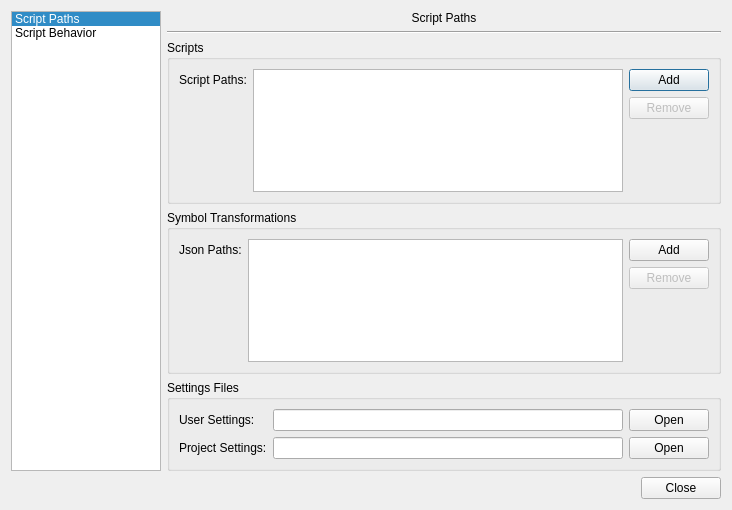
Old version of the form src/gui/optionsdialog.ui in the repository KDAB/knut.
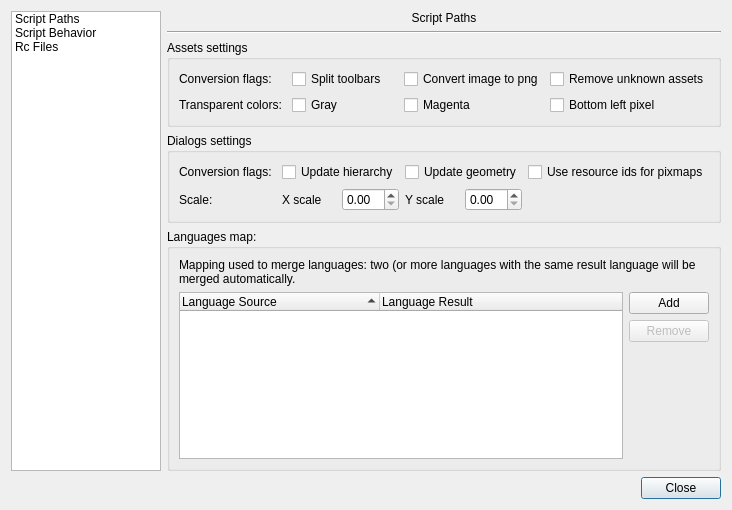
New version of the form. The open tabs and pages were chosen to show the change.

Commit message:
Add an option page for the rc files
Add the assets/dialogs and language map option, so user can change them
in the GUI.

```diff
--- a/src/gui/optionsdialog.ui
+++ b/src/gui/optionsdialog.ui
@@ -14,6 +14,13 @@
    <string>Options Dialog</string>
   </property>
   <layout class="QGridLayout" name="gridLayout_4">
+   <item row="3" column="0" colspan="2">
+    <widget class="QDialogButtonBox" name="buttonBox">
+     <property name="standardButtons">
+      <set>QDialogButtonBox::Close</set>
+     </property>
+    </widget>
+   </item>
    <item row="0" column="0" rowspan="3">
     <widget class="QListWidget" name="listWidget">
      <property name="sizePolicy">
@@ -38,7 +45,7 @@
       <enum>QFrame::StyledPanel</enum>
      </property>
      <property name="currentRow">
-      <number>0</number>
+      <number>-1</number>
      </property>
      <item>
       <property name="text">
@@ -50,6 +57,11 @@
        <string>Script Behavior</string>
       </property>
      </item>
+     <item>
+      <property name="text">
+       <string>Rc Files</string>
+      </property>
+     </item>
     </widget>
    </item>
    <item row="0" column="1">
@@ -399,13 +411,240 @@
        </item>
       </layout>
      </widget>
-    </widget>
-   </item>
-   <item row="3" column="0" colspan="2">
-    <widget class="QDialogButtonBox" name="buttonBox">
-     <property name="standardButtons">
-      <set>QDialogButtonBox::Close</set>
-     </property>
+     <widget class="QWidget" name="page">
+      <layout class="QVBoxLayout" name="verticalLayout_3">
+       <property name="leftMargin">
+        <number>0</number>
+       </property>
+       <property name="topMargin">
+        <number>0</number>
+       </property>
+       <property name="rightMargin">
+        <number>0</number>
+       </property>
+       <property name="bottomMargin">
+        <number>0</number>
+       </property>
+       <item>
+        <widget class="QGroupBox" name="groupBox_5">
+         <property name="title">
+          <string>Assets settings</string>
+         </property>
+         <layout class="QGridLayout" name="gridLayout_7">
+          <item row="0" column="1">
+           <widget class="QCheckBox" name="splitToolbars">
+            <property name="text">
+             <string>Split toolbars</string>
+            </property>
+           </widget>
+          </item>
+          <item row="2" column="0">
+           <widget class="QLabel" name="label_12">
+            <property name="text">
+             <string>Transparent colors:</string>
+            </property>
+           </widget>
+          </item>
+          <item row="0" column="0">
+           <widget class="QLabel" name="label_11">
+            <property name="text">
+             <string>Conversion flags:</string>
+            </property>
+           </widget>
+          </item>
+          <item row="0" column="2">
+           <widget class="QCheckBox" name="convertPng">
+            <property name="text">
+             <string>Convert image to png</string>
+            </property>
+           </widget>
+          </item>
+          <item row="0" column="3">
+           <widget class="QCheckBox" name="removeUnknown">
+            <property name="text">
+             <string>Remove unknown assets</string>
+            </property>
+           </widget>
+          </item>
+          <item row="2" column="1">
+           <widget class="QCheckBox" name="gray">
+            <property name="text">
+             <string>Gray</string>
+            </property>
+           </widget>
+          </item>
+          <item row="2" column="2">
+           <widget class="QCheckBox" name="magenta">
+            <property name="text">
+             <string>Magenta</string>
+            </property>
+           </widget>
+          </item>
+          <item row="2" column="3">
+           <widget class="QCheckBox" name="bottomLeft">
+            <property name="text">
+             <string>Bottom left pixel</string>
+            </property>
+           </widget>
+          </item>
+         </layout>
+        </widget>
+       </item>
+       <item>
+        <widget class="QGroupBox" name="colorBox">
+         <property name="title">
+          <string>Dialogs settings</string>
+         </property>
+         <layout class="QGridLayout" name="gridLayout_6">
+          <item row="0" column="1">
+           <widget class="QCheckBox" name="updateHierarchy">
+            <property name="text">
+             <string>Update hierarchy</string>
+            </property>
+           </widget>
+          </item>
+          <item row="2" column="0">
+           <widget class="QLabel" name="label_14">
+            <property name="text">
+             <string>Scale:</string>
+            </property>
+           </widget>
+          </item>
+          <item row="0" column="2">
+           <widget class="QCheckBox" name="updateGeometry">
+            <property name="text">
+             <string>Update geometry</string>
+            </property>
+           </widget>
+          </item>
+          <item row="0" column="0">
+           <widget class="QLabel" name="label_13">
+            <property name="text">
+             <string>Conversion flags:</string>
+            </property>
+           </widget>
+          </item>
+          <item row="0" column="3">
+           <widget class="QCheckBox" name="idForPixmap">
+            <property name="text">
+             <string>Use resource ids for pixmaps</string>
+            </property>
+           </widget>
+          </item>
+          <item row="2" column="1">
+           <layout class="QHBoxLayout" name="horizontalLayout_2">
+            <item>
+             <widget class="QLabel" name="label_9">
+              <property name="text">
+               <string>X scale</string>
+              </property>
+             </widget>
+            </item>
+            <item>
+             <widget class="QDoubleSpinBox" name="scaleX"/>
+            </item>
+           </layout>
+          </item>
+          <item row="2" column="2">
+           <layout class="QHBoxLayout" name="horizontalLayout_3">
+            <item>
+             <widget class="QLabel" name="label_10">
+              <property name="text">
+               <string>Y scale</string>
+              </property>
+             </widget>
+            </item>
+            <item>
+             <widget class="QDoubleSpinBox" name="scaleY"/>
+            </item>
+           </layout>
+          </item>
+         </layout>
+        </widget>
+       </item>
+       <item>
+        <widget class="QGroupBox" name="groupBox_6">
+         <property name="title">
+          <string>Languages map:</string>
+         </property>
+         <layout class="QGridLayout" name="gridLayout_8">
+          <item row="1" column="1">
+           <widget class="QPushButton" name="addLanguageButton">
+            <property name="text">
+             <string>Add</string>
+            </property>
+           </widget>
+          </item>
+          <item row="2" column="1">
+           <widget class="QPushButton" name="removeLanguageButton">
+            <property name="enabled">
+             <bool>false</bool>
+            </property>
+            <property name="text">
+             <string>Remove</string>
+            </property>
+           </widget>
+          </item>
+          <item row="1" column="0" rowspan="3">
+           <widget class="QTreeWidget" name="languageMap">
+            <property name="uniformRowHeights">
+             <bool>true</bool>
+            </property>
+            <property name="sortingEnabled">
+             <bool>true</bool>
+            </property>
+            <attribute name="headerCascadingSectionResizes">
+             <bool>false</bool>
+            </attribute>
+            <attribute name="headerMinimumSectionSize">
+             <number>200</number>
+            </attribute>
+            <attribute name="headerDefaultSectionSize">
+             <number>200</number>
+            </attribute>
+            <attribute name="headerShowSortIndicator" stdset="0">
+             <bool>true</bool>
+            </attribute>
+            <column>
+             <property name="text">
+              <string>Language Source</string>
+             </property>
+            </column>
+            <column>
+             <property name="text">
+              <string>Language Result</string>
+             </property>
+            </column>
+           </widget>
+          </item>
+          <item row="3" column="1">
+           <spacer name="verticalSpacer_5">
+            <property name="orientation">
+             <enum>Qt::Vertical</enum>
+            </property>
+            <property name="sizeHint" stdset="0">
+             <size>
+              <width>20</width>
+              <height>84</height>
+             </size>
+            </property>
+           </spacer>
+          </item>
+          <item row="0" column="0" colspan="2">
+           <widget class="QLabel" name="label_15">
+            <property name="text">
+             <string>Mapping used to merge languages: two (or more languages with the same result language will be merged automatically.</string>
+            </property>
+            <property name="wordWrap">
+             <bool>true</bool>
+            </property>
+           </widget>
+          </item>
+         </layout>
+        </widget>
+       </item>
+      </layout>
+     </widget>
     </widget>
    </item>
   </layout>
```
The commit also changes 2 other files.
